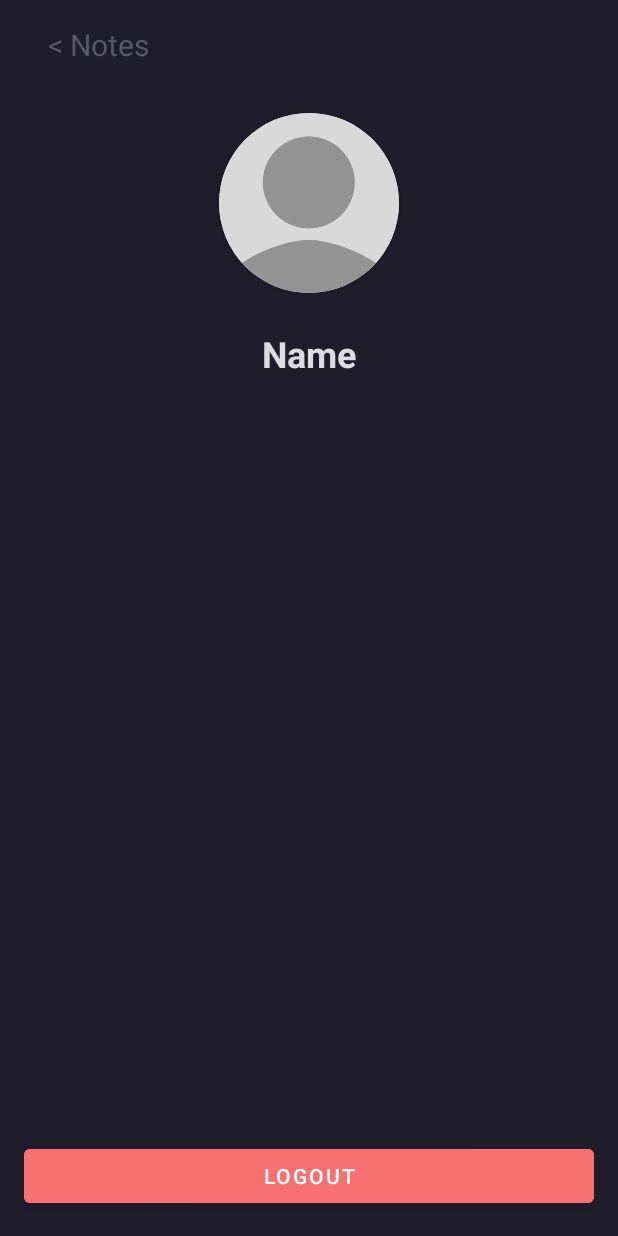
After one commit to ferdinand066/takenote, an Android app: the ProfileActivity screen opened directly, with no data from a screen before it, on a phone screen of 412 x 824 dp. The commit adds this screen. Run offline under Robolectric (Android 15) with nearby library versions, the phone set to English and light mode, and no system bars.

Commit message:
Added profile page

```diff
--- a/app/src/main/AndroidManifest.xml
+++ b/app/src/main/AndroidManifest.xml
@@ -18,6 +18,7 @@
         android:roundIcon="@mipmap/ic_launcher_round"
         android:supportsRtl="true"
         android:theme="@style/Theme.Takenote">
+        <activity android:name=".ProfileActivity"></activity>
         <activity android:name=".HomeActivity">
             <intent-filter>
                 <action android:name="android.intent.action.MAIN" />
@@ -25,16 +26,12 @@
                 <category android:name="android.intent.category.LAUNCHER" />
             </intent-filter>
         </activity>
-        <activity android:name=".DetailActivity">
-
-        </activity>
+        <activity android:name=".DetailActivity"></activity>
         <activity android:name=".UserActivity" />
         <activity android:name=".LoginActivity" />
         <activity android:name=".UserActivity" />
         <activity android:name=".LoginActivity" />
-        <activity android:name=".MainActivity">
-
-        </activity>
+        <activity android:name=".MainActivity"></activity>
 
         <meta-data
             android:name="com.huawei.hms.client.channel.androidMarket"
--- a/app/src/main/java/com/binus/takenote/DetailActivity.java
+++ b/app/src/main/java/com/binus/takenote/DetailActivity.java
@@ -39,9 +39,7 @@ public class DetailActivity extends AppCompatActivity {
         String newDateStr = postFormater.format(new Date());
         tv_status.setText(newDateStr + " | " + "0 character(s)");
 
-        backBtn.setOnClickListener(v -> {
-            startActivity(new Intent(DetailActivity.this, HomeActivity.class));
-        });
+        backBtn.setOnClickListener(v -> startActivity(new Intent(DetailActivity.this, HomeActivity.class)));
     }
 
     private void setText(){
--- a/app/src/main/java/com/binus/takenote/HomeActivity.java
+++ b/app/src/main/java/com/binus/takenote/HomeActivity.java
@@ -5,6 +5,7 @@ import androidx.appcompat.widget.Toolbar;
 import androidx.recyclerview.widget.GridLayoutManager;
 import androidx.recyclerview.widget.RecyclerView;
 
+import android.content.Intent;
 import android.os.Bundle;
 import android.view.Menu;
 import android.view.MenuItem;
@@ -56,6 +57,7 @@ public class HomeActivity extends AppCompatActivity {
     public boolean onOptionsItemSelected(MenuItem item) {
         switch (item.getItemId()){
             case R.id.nav_profile:
+                startActivity(new Intent(this, ProfileActivity.class));
         }
 
         return super.onOptionsItemSelected(item);
--- /dev/null
+++ b/app/src/main/java/com/binus/takenote/ProfileActivity.java
@@ -0,0 +1,33 @@
+package com.binus.takenote;
+
+import androidx.appcompat.app.AppCompatActivity;
+
+import android.content.Intent;
+import android.os.Bundle;
+import android.view.Menu;
+import android.view.MenuItem;
+import android.widget.TextView;
+
+public class ProfileActivity extends AppCompatActivity {
+
+    TextView backBtn;
+
+    @Override
+    protected void onCreate(Bundle savedInstanceState) {
+        super.onCreate(savedInstanceState);
+        setContentView(R.layout.activity_profile);
+
+        backBtn = findViewById(R.id.back_btn);
+        backBtn.setOnClickListener(v -> startActivity(new Intent(this, HomeActivity.class)));
+    }
+
+    @Override
+    public boolean onOptionsItemSelected(MenuItem item) {
+        switch (item.getItemId()){
+            case R.id.nav_profile:
+                startActivity(new Intent(this, ProfileActivity.class));
+        }
+
+        return super.onOptionsItemSelected(item);
+    }
+}
--- a/app/src/main/java/com/binus/takenote/adapter/NoteAdapter.java
+++ b/app/src/main/java/com/binus/takenote/adapter/NoteAdapter.java
@@ -42,9 +42,7 @@ public class NoteAdapter extends RecyclerView.Adapter<NoteAdapter.ViewHolder>{
         holder.titleLbl.setText(note.getTitle());
         holder.contentLbl.setText(note.getContent());
         holder.dateLbl.setText(note.getLastEdited().toString());
-        holder.itemView.setOnClickListener(v -> {
-            context.startActivity(new Intent(context, DetailActivity.class));
-        });
+        holder.itemView.setOnClickListener(v -> context.startActivity(new Intent(context, DetailActivity.class)));
     }
 
     @Override
--- /dev/null
+++ b/app/src/main/res/layout/activity_profile.xml
@@ -0,0 +1,64 @@
+<?xml version="1.0" encoding="utf-8"?>
+<androidx.constraintlayout.widget.ConstraintLayout xmlns:android="http://schemas.android.com/apk/res/android"
+    xmlns:app="http://schemas.android.com/apk/res-auto"
+    xmlns:tools="http://schemas.android.com/tools"
+    android:layout_width="match_parent"
+    android:layout_height="match_parent"
+    android:background="@color/primary"
+    android:padding="16dp"
+    android:orientation="vertical"
+    tools:context=".ProfileActivity">
+
+    <TextView
+        android:id="@+id/back_btn"
+        app:layout_constraintLeft_toLeftOf="parent"
+        app:layout_constraintTop_toTopOf="parent"
+        app:layout_constraintRight_toRightOf="parent"
+        android:text="@string/back_btn_text"
+        android:textColor="@color/light_gray"
+        android:textSize="20sp"
+        android:layout_marginLeft="16dp"
+        android:layout_width="match_parent"
+        android:layout_height="wrap_content"/>
+
+    <androidx.cardview.widget.CardView
+        android:id="@+id/profile_picture"
+        android:layout_width="120dp"
+        android:layout_height="120dp"
+        app:layout_constraintTop_toBottomOf="@id/back_btn"
+        app:layout_constraintLeft_toLeftOf="parent"
+        app:layout_constraintRight_toRightOf="parent"
+        app:cardCornerRadius="60dp"
+        android:innerRadius="0dp"
+        android:layout_marginTop="32dp"
+        android:layout_gravity="center"
+        android:elevation="10dp">
+
+        <ImageView
+            android:src="@drawable/profile"
+            android:layout_width="match_parent"
+            android:scaleType="centerCrop"
+            android:layout_height="match_parent"/>
+    </androidx.cardview.widget.CardView>
+
+    <TextView
+        android:id="@+id/name_lbl"
+        android:layout_marginTop="24dp"
+        app:layout_constraintTop_toBottomOf="@id/profile_picture"
+        android:textSize="24sp"
+        android:gravity="center"
+        android:textStyle="bold"
+        android:textColor="@color/gray"
+        android:text="Name"
+        android:layout_width="match_parent"
+        android:layout_height="wrap_content"/>
+
+    <Button
+        android:id="@+id/logout_btn"
+        app:layout_constraintBottom_toBottomOf="parent"
+        android:text="Logout"
+        android:layout_width="match_parent"
+        android:backgroundTint="#f87171"
+        android:layout_height="wrap_content"/>
+
+</androidx.constraintlayout.widget.ConstraintLayout>
```
Also changed, not shown: app/src/main/res/drawable/profile.png (added).
